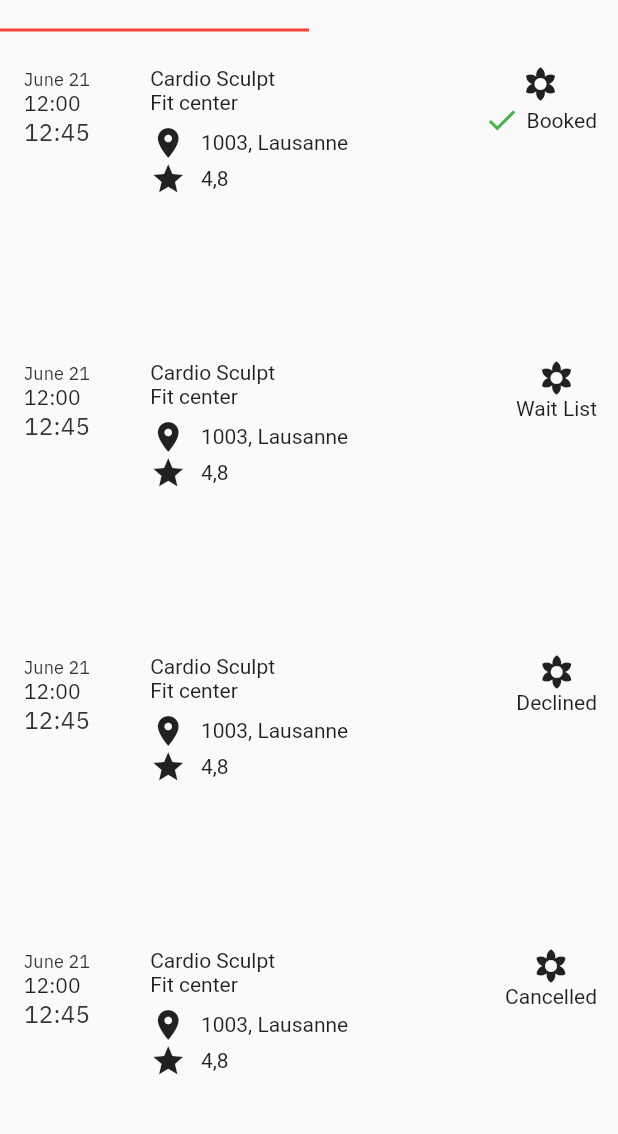
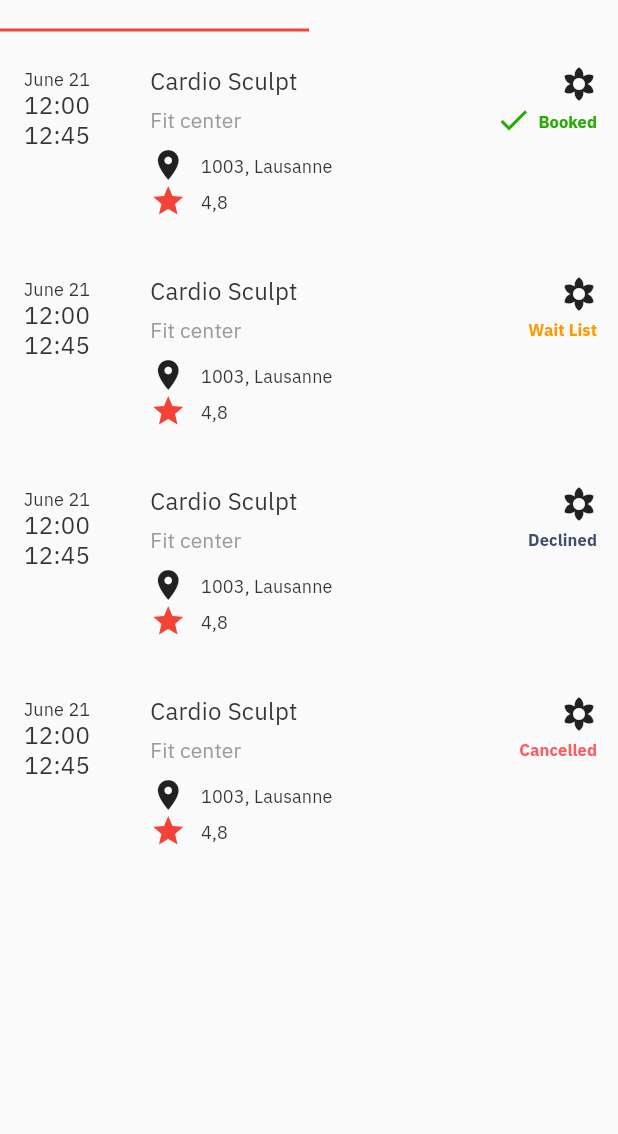
Before and after one commit to bhabinkh/ativiti, a Flutter app: the screen it shows after launch, on a phone screen of 412 x 824 dp, the part 72-1206 px from its top. Run offline on Flutter 3.47's test engine with Material 2 defaults, Android fonts, the phone set to English and light mode, and no system bars.

```diff
--- a/lib/agenda/agenda_modal.dart
+++ b/lib/agenda/agenda_modal.dart
@@ -1,3 +1,4 @@
+import 'package:ativiti/themes/typography.dart';
 import 'package:flutter/material.dart';
 
 class AgendaItem {
@@ -22,7 +23,7 @@ class AgendaItem {
 
 class AgendaStatus {
   String statusName;
-  Color statusColor;
+  TextStyle style;
   AgendaEnum status;
   AgendaStatus({
     @required this.status,
@@ -30,19 +31,19 @@ class AgendaStatus {
     switch (this.status) {
       case AgendaEnum.BOOKED:
         this.statusName = 'Booked';
-        this.statusColor = Colors.green;
+        this.style = AtivitiTypography.h6LabelGreen;
         break;
       case AgendaEnum.CANCLED:
         this.statusName = 'Cancelled';
-        this.statusColor = Colors.red;
+        this.style = AtivitiTypography.h6LabelRed;
         break;
       case AgendaEnum.DECLINED:
         this.statusName = 'Declined';
-        this.statusColor = Colors.black;
+        this.style = AtivitiTypography.h6LabelBlue;
         break;
       case AgendaEnum.WAIT_LIST:
         this.statusName = 'Wait List';
-        this.statusColor = Colors.yellow;
+        this.style = AtivitiTypography.h6LabelYellow;
         break;
     }
   }
--- a/lib/agenda/agendas.dart
+++ b/lib/agenda/agendas.dart
@@ -1,4 +1,5 @@
 import 'package:ativiti/agenda/agenda_modal.dart';
+import 'package:ativiti/themes/colors.dart';
 import 'package:ativiti/themes/typography.dart';
 import 'package:flutter/material.dart';
 
@@ -87,6 +88,20 @@ class _UpcomingAgendasSection extends StatelessWidget {
     return ListView.builder(
       itemCount: agendas.length,
       itemBuilder: (BuildContext context, int i) {
+        return new _AgendaCard(
+          agendaItem: agendas[i],
+        );
+      },
+    );
+  }
+}
+
+class _AgendaCard extends StatelessWidget {
+  final AgendaItem agendaItem;
+  _AgendaCard({Key key, @required this.agendaItem}) : super(key: key);
+
+  @override
+  Widget build(BuildContext context) {
     return Container(
       padding: EdgeInsets.only(
         top: 23,
@@ -94,7 +109,7 @@ class _UpcomingAgendasSection extends StatelessWidget {
         bottom: 15,
         right: 14,
       ),
-          height: 196,
+      // height: 196,
       width: MediaQuery.of(context).size.width,
       child: Column(
         mainAxisSize: MainAxisSize.min,
@@ -109,15 +124,15 @@ class _UpcomingAgendasSection extends StatelessWidget {
                   mainAxisAlignment: MainAxisAlignment.start,
                   children: <Widget>[
                     Text(
-                          agendas[i].date,
+                      agendaItem.date,
                       style: AtivitiTypography.h6LabelBlack,
                     ),
                     Text(
-                          agendas[i].startTime,
-                          style: TextStyle(fontFamily: 'IBMPlexSans'),
+                      agendaItem.startTime,
+                      style: AtivitiTypography.h4TitleMenuBlack,
                     ),
                     Text(
-                          agendas[i].endTime,
+                      agendaItem.endTime,
                       style: AtivitiTypography.h4TitleMenuBlack,
                     ),
                   ],
@@ -129,27 +144,44 @@ class _UpcomingAgendasSection extends StatelessWidget {
                   mainAxisAlignment: MainAxisAlignment.start,
                   crossAxisAlignment: CrossAxisAlignment.start,
                   children: <Widget>[
-                        Text(agendas[i].agendaTitle),
-                        Text(agendas[i].place),
+                    Text(
+                      agendaItem.agendaTitle,
+                      style: AtivitiTypography.h4TitleMenuBlack,
+                    ),
+                    Text(
+                      agendaItem.place,
+                      style: AtivitiTypography.h5TitleGrey,
+                    ),
                     SizedBox(
                       height: 7,
                     ),
                     Row(
                       children: <Widget>[
-                            Icon(Icons.location_on),
+                        Icon(
+                          Icons.location_on,
+                        ),
                         SizedBox(
                           width: 9.8,
                         ),
-                            Text(agendas[i].location),
+                        Text(
+                          agendaItem.location,
+                          style: AtivitiTypography.h6LabelBlack,
+                        ),
                       ],
                     ),
                     Row(
                       children: <Widget>[
-                            Icon(Icons.star),
+                        Icon(
+                          Icons.star,
+                          color: Colors.red,
+                        ),
                         SizedBox(
                           width: 9.8,
                         ),
-                            Text(agendas[i].rating),
+                        Text(
+                          agendaItem.rating,
+                          style: AtivitiTypography.h6LabelBlack,
+                        ),
                       ],
                     ),
                   ],
@@ -158,22 +190,26 @@ class _UpcomingAgendasSection extends StatelessWidget {
                   child: Container(),
                 ),
                 Column(
+                  crossAxisAlignment: CrossAxisAlignment.end,
                   mainAxisAlignment: MainAxisAlignment.spaceBetween,
+                  mainAxisSize: MainAxisSize.max,
                   children: <Widget>[
                     Icon(Icons.filter_vintage),
                     Row(
                       children: <Widget>[
-                            if (agendas[i].status.status ==
-                                AgendaEnum.BOOKED) ...[
+                        if (agendaItem.status.status == AgendaEnum.BOOKED) ...[
                           Icon(
                             Icons.check,
-                                color: Colors.green,
+                            color: agendaItem.status.style.color,
                           ),
                           SizedBox(
                             width: 4.5,
                           ),
                         ],
-                            Text(agendas[i].status.statusName)
+                        Text(
+                          agendaItem.status.statusName,
+                          style: agendaItem.status.style,
+                        )
                       ],
                     )
                   ],
@@ -183,8 +219,6 @@ class _UpcomingAgendasSection extends StatelessWidget {
           )
         ],
       ),
-        );
-      },
     );
   }
 }
```
Lines whose indentation alone changed are shown as unchanged.
